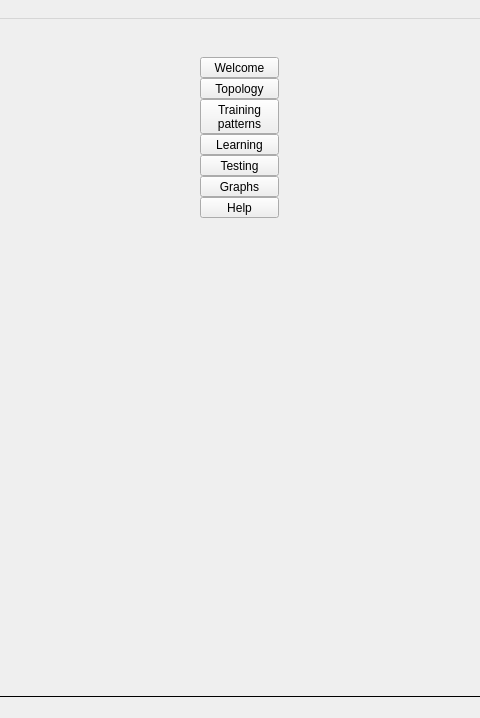
kacerpetr/NNCreator, file Forms/MainWindow.ui: the form before one commit; both pictures show x 156 to 636 and y 0 to 718 of the 792 by 718 pixel window.
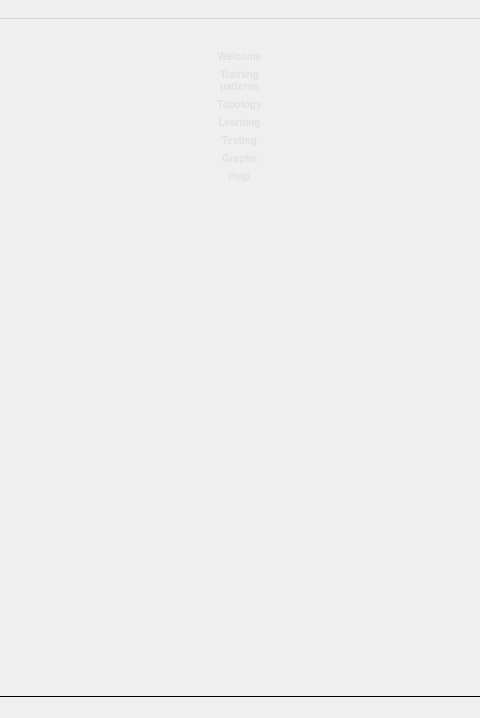
The form after the commit. Icons and pictures are not drawn.

The edit to the form file:
```diff
--- a/Forms/MainWindow.ui
+++ b/Forms/MainWindow.ui
@@ -13,10 +13,51 @@
   <property name="windowTitle">
    <string>MainWindow</string>
   </property>
+  <property name="styleSheet">
+   <string notr="true">QToolButton{
+	margin-top: 1px;
+	margin-bottom: 1px;
+	color: rgb(225, 225, 225);
+	font-weight: bold;
+	font-size: 10px;
+	border: 0px;
+}
+
+QToolButton::hover{
+	margin: 0px;
+	border-top: 1px solid rgb(150, 150, 150);
+	border-bottom: 1px solid rgb(150, 150, 150);
+	color: white;
+}
+
+QToolButton::checked{
+	margin-top: 1px;
+	margin-bottom: 1px;
+	background-color: rgb(240, 240, 240);
+	color: black;
+}
+
+QToolButton:checked:hover {
+	margin-top: 1px;
+	margin-bottom: 1px;
+	border: 0px;
+	background-color: rgb(240, 240, 240);
+	color: black;
+}
+
+QFrame#frame{
+	background-image: url(:/Images/toolmenu.png);	
+	border-right: 1px solid black;
+}
+</string>
+  </property>
   <property name="tabShape">
    <enum>QTabWidget::Rounded</enum>
   </property>
   <widget class="QWidget" name="centralWidget">
+   <property name="styleSheet">
+    <string notr="true"/>
+   </property>
    <layout class="QHBoxLayout" name="horizontalLayout">
     <property name="spacing">
      <number>0</number>
@@ -92,8 +133,7 @@
        <item>
         <widget class="QFrame" name="frame">
          <property name="styleSheet">
-          <string notr="true">background-image: url(:/Images/toolmenu.png);
-border-right: 1px solid black;</string>
+          <string notr="true"/>
          </property>
          <property name="frameShadow">
           <enum>QFrame::Raised</enum>
@@ -105,22 +145,6 @@
           <property name="margin">
            <number>0</number>
           </property>
-          <item>
-           <spacer name="verticalSpacer_2">
-            <property name="orientation">
-             <enum>Qt::Vertical</enum>
-            </property>
-            <property name="sizeType">
-             <enum>QSizePolicy::Fixed</enum>
-            </property>
-            <property name="sizeHint" stdset="0">
-             <size>
-              <width>20</width>
-              <height>10</height>
-             </size>
-            </property>
-           </spacer>
-          </item>
           <item>
            <widget class="QToolButton" name="toolButton_2">
             <property name="sizePolicy">
@@ -141,6 +165,10 @@
               <height>0</height>
              </size>
             </property>
+            <property name="styleSheet">
+             <string notr="true">border-left: none;
+border-right: none;</string>
+            </property>
             <property name="text">
              <string>Welcome</string>
             </property>
@@ -171,56 +199,6 @@
             </attribute>
            </widget>
           </item>
-          <item>
-           <widget class="QToolButton" name="toolButton">
-            <property name="sizePolicy">
-             <sizepolicy hsizetype="Fixed" vsizetype="Fixed">
-              <horstretch>0</horstretch>
-              <verstretch>0</verstretch>
-             </sizepolicy>
-            </property>
-            <property name="minimumSize">
-             <size>
-              <width>79</width>
-              <height>0</height>
-             </size>
-            </property>
-            <property name="baseSize">
-             <size>
-              <width>0</width>
-              <height>0</height>
-             </size>
-            </property>
-            <property name="text">
-             <string>Topology</string>
-            </property>
-            <property name="icon">
-             <iconset resource="../styles.qrc">
-              <normaloff>:/Images/files.png</normaloff>:/Images/files.png</iconset>
-            </property>
-            <property name="iconSize">
-             <size>
-              <width>32</width>
-              <height>32</height>
-             </size>
-            </property>
-            <property name="checkable">
-             <bool>true</bool>
-            </property>
-            <property name="popupMode">
-             <enum>QToolButton::DelayedPopup</enum>
-            </property>
-            <property name="toolButtonStyle">
-             <enum>Qt::ToolButtonTextUnderIcon</enum>
-            </property>
-            <property name="autoRaise">
-             <bool>false</bool>
-            </property>
-            <attribute name="buttonGroup">
-             <string notr="true">buttonGroup</string>
-            </attribute>
-           </widget>
-          </item>
           <item>
            <widget class="QToolButton" name="toolButton_5">
             <property name="sizePolicy">
@@ -272,6 +250,56 @@
             </attribute>
            </widget>
           </item>
+          <item>
+           <widget class="QToolButton" name="toolButton">
+            <property name="sizePolicy">
+             <sizepolicy hsizetype="Fixed" vsizetype="Fixed">
+              <horstretch>0</horstretch>
+              <verstretch>0</verstretch>
+             </sizepolicy>
+            </property>
+            <property name="minimumSize">
+             <size>
+              <width>79</width>
+              <height>0</height>
+             </size>
+            </property>
+            <property name="baseSize">
+             <size>
+              <width>0</width>
+              <height>0</height>
+             </size>
+            </property>
+            <property name="text">
+             <string>Topology</string>
+            </property>
+            <property name="icon">
+             <iconset resource="../styles.qrc">
+              <normaloff>:/Images/files.png</normaloff>:/Images/files.png</iconset>
+            </property>
+            <property name="iconSize">
+             <size>
+              <width>32</width>
+              <height>32</height>
+             </size>
+            </property>
+            <property name="checkable">
+             <bool>true</bool>
+            </property>
+            <property name="popupMode">
+             <enum>QToolButton::DelayedPopup</enum>
+            </property>
+            <property name="toolButtonStyle">
+             <enum>Qt::ToolButtonTextUnderIcon</enum>
+            </property>
+            <property name="autoRaise">
+             <bool>false</bool>
+            </property>
+            <attribute name="buttonGroup">
+             <string notr="true">buttonGroup</string>
+            </attribute>
+           </widget>
+          </item>
           <item>
            <widget class="QToolButton" name="toolButton_4">
             <property name="sizePolicy">
```
Left out of the diff: 3 changed lines with no effect on the pictures.
